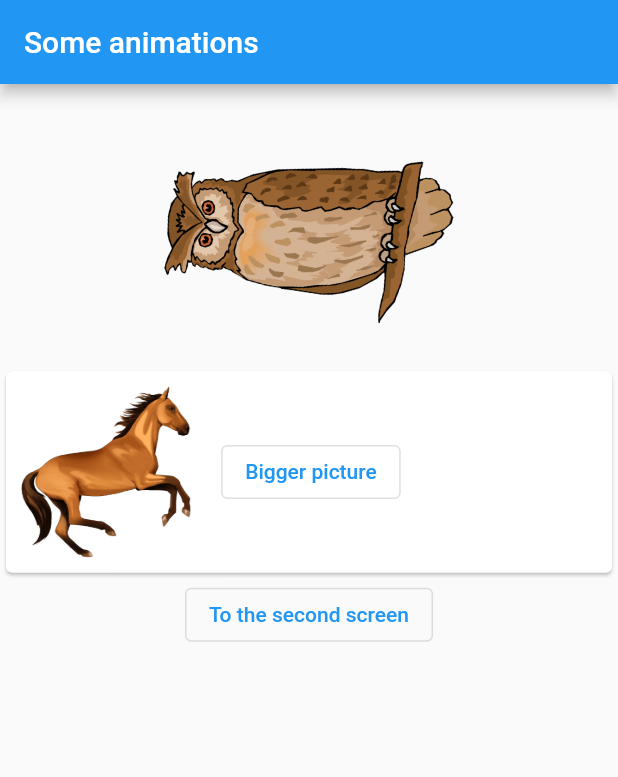
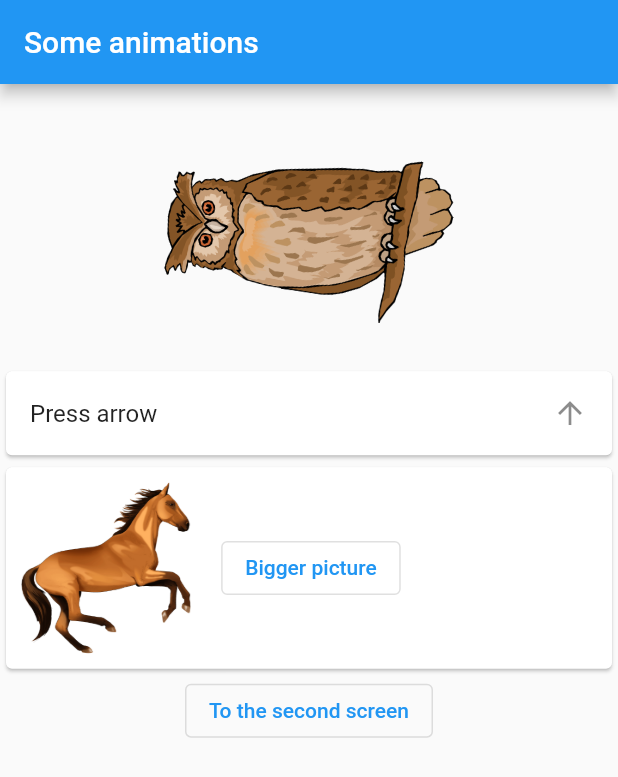
Before and after one commit to sv-makh/week13_other_animations, a Flutter app: the screen it shows after launch, on a phone screen of 412 x 824 dp. Shown: the top 777 px of the screen. Run offline on Flutter 3.47's test engine with Material 2 defaults, Android fonts, the phone set to English and light mode, and no system bars.

Commit message:
dropdown animation; some refactoring

```diff
--- /dev/null
+++ b/lib/animation/slider_route.dart
@@ -0,0 +1,23 @@
+import 'package:flutter/material.dart';
+
+class SliderRoute extends PageRouteBuilder {
+  final Widget page;
+
+  SliderRoute({required this.page}) : super(
+    pageBuilder: (
+        BuildContext context,
+        Animation<double> animation,
+        Animation<double> secondaryAnimation
+        ) => page,
+    transitionsBuilder: (
+        BuildContext context,
+        Animation<double> animation,
+        Animation<double> secondaryAnimation,
+        Widget child,
+        ) => SlideTransition(
+      position: Tween<Offset>(begin: const Offset(1, 0), end: Offset.zero)
+          .animate(animation),
+      child: child,
+    ),
+  );
+}
--- a/lib/main.dart
+++ b/lib/main.dart
@@ -1,152 +1,8 @@
 import 'package:flutter/material.dart';
-import 'dart:math';
+import 'package:week13_other_animations/screens/first_screen.dart';
 
 void main() {
   runApp(const MaterialApp(
     home: FirstScreen(),
   ));
 }
-
-class FirstScreen extends StatefulWidget{
-  const FirstScreen({Key? key}) : super(key: key);
-
-  @override
-  State<FirstScreen> createState() => _FirstScreenState();
-}
-
-class _FirstScreenState extends State<FirstScreen> with TickerProviderStateMixin{
-
-  late AnimationController _controllerOpacity;
-  late Animation<double> _animationOpacity;
-
-  late AnimationController _controllerRotation = AnimationController(
-      vsync: this,
-      duration: Duration(seconds: 10),
-  )..repeat();
-
-  @override
-  void initState() {
-    _controllerOpacity = AnimationController(
-      vsync: this,
-      duration: Duration(seconds: 5),
-    );
-    _animationOpacity = Tween(begin:  0.0, end: 1.0).animate(_controllerOpacity);
-  }
-
-  @override
-  void dispose() {
-    _controllerRotation.dispose();
-    _controllerOpacity.dispose();
-    super.dispose();
-  }
-
-  @override
-  Widget build(BuildContext context) {
-    _controllerOpacity.forward();
-    return Scaffold(
-      appBar: AppBar(
-        title: const Text('Some animations'),
-      ),
-      body: Center( child: Column(
-        children: [
-          AnimatedBuilder(
-            animation: _controllerRotation,
-            child: FadeTransition(
-              opacity: _animationOpacity,
-              child: Image.asset('images/owl.png', scale: 4,),
-            ),
-            builder: (BuildContext context, Widget? child) {
-              return Transform.rotate(
-                angle: _controllerRotation.value * 2.0 * pi,
-                child: child,
-              );
-            },
-          ),
-//to do: dropdown
-//https://stackoverflow.com/questions/65685532/create-custom-dropdown-in-flutter-or-how-to-put-custom-dropdown-options-in-a-l
-//https://fluttertutorial.in/flutter-drop-down-below-animation/
-          Card(
-            child: Padding(
-              padding: const EdgeInsets.all(10),
-              child: Row(
-                children: [
-                  FadeTransition(
-                    opacity: _animationOpacity,
-                    child: Hero(
-                      tag: 'horse',
-                      child: Image.asset('images/horse.png', scale: 7,)
-                    ),
-                  ),
-                  SizedBox(width: 20.0,),
-                  OutlinedButton(
-                    onPressed: () {
-                      Navigator.push(context, MaterialPageRoute(
-                        builder: (context) => FirstHeroScreen()
-                      ));
-                    },
-                    child: Text('Bigger picture'),
-                  )
-                ],
-              ),
-            ),
-          ),
-          OutlinedButton(
-            onPressed: () {
-              Navigator.push(context, SliderRoute(page: SecondScreen()));
-            },
-            child: Text('To the second screen'),
-          ),
-        ],
-      ))
-    );
-  }
-}
-
-class SliderRoute extends PageRouteBuilder {
-  final Widget page;
-
-  SliderRoute({required this.page}) : super(
-    pageBuilder: (
-        BuildContext context,
-        Animation<double> animation,
-        Animation<double> secondaryAnimation
-    ) => page,
-    transitionsBuilder: (
-        BuildContext context,
-        Animation<double> animation,
-        Animation<double> secondaryAnimation,
-        Widget child,
-    ) => SlideTransition(
-            position: Tween<Offset>(begin: const Offset(1, 0), end: Offset.zero)
-              .animate(animation),
-            child: child,
-          ),
-    );
-}
-
-class SecondScreen extends StatelessWidget {
-  @override
-  Widget build(BuildContext context) {
-    return Scaffold(
-      appBar: AppBar(
-        title: Text('Second screen'),
-      ),
-      backgroundColor: Colors.green,
-    );
-  }
-}
-
-class FirstHeroScreen extends StatelessWidget {
-  @override
-  Widget build(BuildContext context) {
-    return Scaffold(
-      appBar: AppBar(
-        title: Text('Hero screen'),
-      ),
-      body: Hero(
-        tag: 'horse',
-        child: Image.asset('images/horse.png'),
-      ),
-    );
-  }
-}
--- /dev/null
+++ b/lib/screens/first_screen.dart
@@ -0,0 +1,151 @@
+import 'dart:math';
+import 'package:flutter/material.dart';
+import 'package:week13_other_animations/animation/slider_route.dart';
+import 'package:week13_other_animations/screens/second_screen.dart';
+import 'package:week13_other_animations/screens/first_hero_screen.dart';
+
+class FirstScreen extends StatefulWidget{
+  const FirstScreen({Key? key}) : super(key: key);
+
+  @override
+  State<FirstScreen> createState() => _FirstScreenState();
+}
+
+class _FirstScreenState extends State<FirstScreen> with TickerProviderStateMixin {
+
+  late AnimationController _controllerOpacity;
+  late Animation<double> _animationOpacity;
+
+  late AnimationController _controllerArrow;
+
+  late AnimationController _controllerDropDown = AnimationController(
+    duration: const Duration(seconds: 3),
+    vsync: this,
+  );
+  late Animation<double> _animationDropDown = CurvedAnimation(
+    parent: _controllerDropDown,
+    curve: Curves.easeIn,
+  );
+
+  bool _dropDownShow = false;
+
+  late AnimationController _controllerRotation = AnimationController(
+    vsync: this,
+    duration: Duration(seconds: 10),
+  )
+    ..repeat();
+
+  @override
+  void initState() {
+    _controllerOpacity = AnimationController(
+      vsync: this,
+      duration: Duration(seconds: 5),
+    );
+    _animationOpacity = Tween(begin: 0.0, end: 1.0).animate(_controllerOpacity);
+
+    _controllerArrow = AnimationController(
+        vsync: this,
+        duration: Duration(seconds: 3)
+    );
+
+    //super.initState();
+  }
+
+  @override
+  void dispose() {
+    _controllerRotation.dispose();
+    _controllerOpacity.dispose();
+    _controllerDropDown.dispose();
+    _controllerArrow.dispose();
+    super.dispose();
+  }
+
+  @override
+  Widget build(BuildContext context) {
+    _controllerOpacity.forward();
+    return Scaffold(
+        appBar: AppBar(
+          title: const Text('Some animations'),
+        ),
+        body: Center(child: Column(
+          children: [
+            AnimatedBuilder(
+              animation: _controllerRotation,
+              child: FadeTransition(
+                opacity: _animationOpacity,
+                child: Image.asset('images/owl.png', scale: 4,),
+              ),
+              builder: (BuildContext context, Widget? child) {
+                return Transform.rotate(
+                  angle: _controllerRotation.value * 2.0 * pi,
+                  child: child,
+                );
+              },
+            ),
+            Card(child: ListTile(
+              title: Text('Press arrow'),
+              trailing: GestureDetector(
+                child: RotationTransition(
+                    turns: Tween(begin: 0.0, end: -0.5).animate(
+                        _controllerArrow),
+                    child: Icon(Icons.arrow_upward)
+                ),
+                onTap: () {
+                  if (_dropDownShow == false) {
+                    _controllerDropDown.forward();
+                    _controllerArrow.forward();
+                    _dropDownShow = true;
+                  } else {
+                    _controllerDropDown.reverse();
+                    _controllerArrow.reverse();
+                    _dropDownShow = false;
+                  }
+                },
+              ),
+            )),
+            SizeTransition(
+                sizeFactor: _animationDropDown,
+                axis: Axis.vertical,
+                axisAlignment: -1,
+                child: Card(child: ListTile(
+                  title: Text('''
+owl-
+two yellow moons
+in slow rotation'''),
+                ))),
+            Card(
+              child: Padding(
+                padding: const EdgeInsets.all(10),
+                child: Row(
+                  children: [
+                    FadeTransition(
+                      opacity: _animationOpacity,
+                      child: Hero(
+                          tag: 'horse',
+                          child: Image.asset('images/horse.png', scale: 7,)
+                      ),
+                    ),
+                    SizedBox(width: 20.0,),
+                    OutlinedButton(
+                      onPressed: () {
+                        Navigator.push(context, MaterialPageRoute(
+                            builder: (context) => FirstHeroScreen()
+                        ));
+                      },
+                      child: Text('Bigger picture'),
+                    )
+                  ],
+                ),
+              ),
+            ),
+            OutlinedButton(
+              onPressed: () {
+                Navigator.push(context, SliderRoute(page: SecondScreen()));
+              },
+              child: Text('To the second screen'),
+            ),
+          ],
+        ))
+    );
+  }
+}
```
Also changed, not shown: lib/screens/first_hero_screen.dart (added, +16 -0 lines), lib/screens/second_screen.dart (added, +13 -0 lines).
